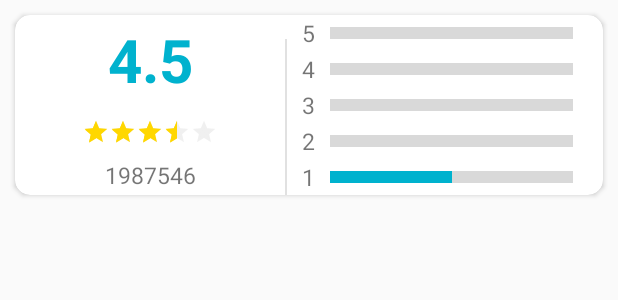
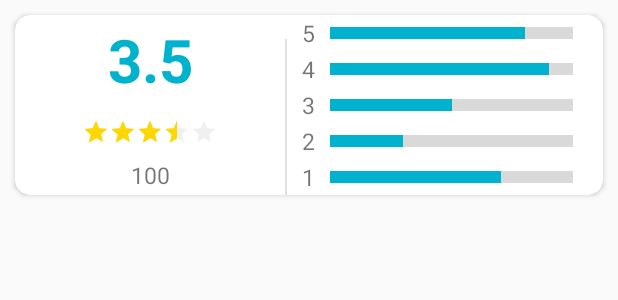
Before and after one commit to legacypak02/FoodTruck_VendorApp, an Android app: the layout fragment_truck_review.xml on its own in the app's theme, with its tools: preview values and no code run, on a phone screen of 412 x 824 dp. Shown: the top 300 px of the screen. Run offline under Robolectric (Android 15) with nearby library versions, the phone set to English and light mode, and no system bars.

```diff
--- a/app/src/main/java/com/stepbystep/bossapp/home/TruckReviewFragment.java
+++ b/app/src/main/java/com/stepbystep/bossapp/home/TruckReviewFragment.java
@@ -129,7 +129,7 @@ public class TruckReviewFragment extends Fragment {
                     ratingBar.setRating(5);
                 }
                 else {
-                    ave = (float) (Math.round(ave*10)/10.0);
+                    ave = (float) (Math.ceil(ave*10)/10.0);
                     ratingNum.setText(String.valueOf(ave));
                     ratingBar.setRating(ave);
                 }
--- a/app/src/main/res/layout/fragment_truck_review.xml
+++ b/app/src/main/res/layout/fragment_truck_review.xml
@@ -37,7 +37,7 @@
                             android:layout_height="0dp"
                             android:layout_weight="2.5"
                             android:gravity="center"
-                            android:text="4.5"
+                            android:text="3.5"
                             android:textColor="#00b2ce"
                             android:textSize="40dp"
                             android:textStyle="bold" />
@@ -61,7 +61,7 @@
                             android:layout_width="match_parent"
                             android:layout_height="0dp"
                             android:layout_weight="1"
-                            android:text="1987546"
+                            android:text="100"
                             android:textAlignment="center"
                             android:textSize="15dp" />
 
@@ -137,6 +137,7 @@
                             android:layout_height="0dp"
                             android:layout_gravity="center"
                             android:layout_weight="1"
+                            android:progress="80"
                             android:scaleY="2"
                             android:theme="@style/Progressbar" />
 
@@ -147,6 +148,7 @@
                             android:layout_height="0dp"
                             android:layout_gravity="center"
                             android:layout_weight="1"
+                            android:progress="90"
                             android:scaleY="2"
                             android:theme="@style/Progressbar" />
 
@@ -157,6 +159,7 @@
                             android:layout_height="0dp"
                             android:layout_gravity="center"
                             android:layout_weight="1"
+                            android:progress="50"
                             android:scaleY="2"
                             android:theme="@style/Progressbar" />
 
@@ -167,6 +170,7 @@
                             android:layout_height="0dp"
                             android:layout_gravity="center"
                             android:layout_weight="1"
+                            android:progress="30"
                             android:scaleY="2"
                             android:theme="@style/Progressbar" />
 
@@ -177,7 +181,7 @@
                             android:layout_height="0dp"
                             android:layout_gravity="center"
                             android:layout_weight="1"
-                            android:progress="50"
+                            android:progress="70"
                             android:scaleY="2"
                             android:theme="@style/Progressbar" />
 
```
